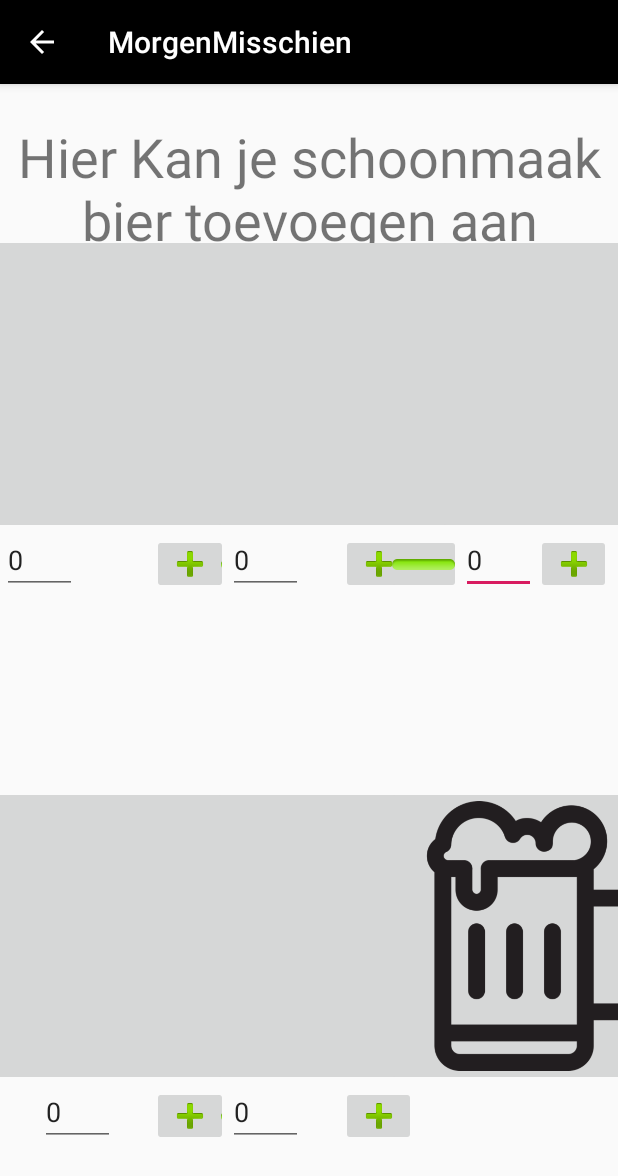
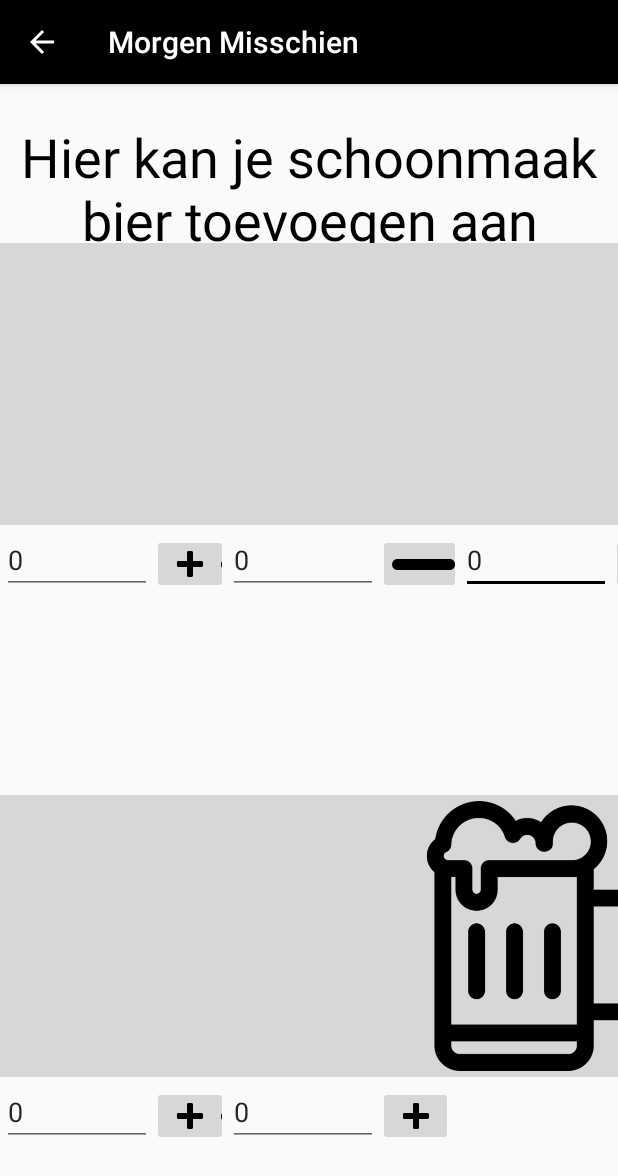
Before and after one commit to SquadHenri/Bierlijst, an Android app: the EditBewoners screen opened directly, with no data from a screen before it, on a phone screen of 412 x 824 dp. Shown: the top 1176 px of the screen. Run offline under Robolectric (Android 15) with nearby library versions, the phone set to English and light mode, and no system bars.

Commit message:
Design verbeterd, meer iconen en kleurtjes enzo

```diff
--- a/app/src/main/AndroidManifest.xml
+++ b/app/src/main/AndroidManifest.xml
@@ -8,9 +8,9 @@
     <uses-permission android:name="android.permission.WRITE_EXTERNAL_STORAGE" />
     <application
         android:allowBackup="true"
-        android:icon="@drawable/ic_launcher"
-        android:label="MorgenMisschien"
-        android:roundIcon="@drawable/ic_launcher_round"
+        android:icon="@drawable/logomm_org_transparent"
+        android:label="Morgen Misschien"
+        android:roundIcon="@drawable/logomm_org_transparent"
         android:supportsRtl="true"
         android:theme="@style/AppTheme">
         <activity
--- a/app/src/main/res/layout/activity_add_and_edit_bewoners.xml
+++ b/app/src/main/res/layout/activity_add_and_edit_bewoners.xml
@@ -11,6 +11,7 @@
         android:id="@+id/fotoAanpassen"
         android:layout_width="wrap_content"
         android:layout_height="44dp"
+        app:layout_constraintBottom_toBottomOf="@+id/IB_vG"
         app:layout_constraintStart_toStartOf="@+id/textView8"
         app:layout_constraintTop_toBottomOf="@+id/textView8" />
 
--- a/app/src/main/res/layout/activity_schoonmaakbier_toevoegen.xml
+++ b/app/src/main/res/layout/activity_schoonmaakbier_toevoegen.xml
@@ -11,8 +11,9 @@
         android:layout_width="wrap_content"
         android:layout_height="wrap_content"
         android:layout_marginTop="24dp"
-        android:text="Hier Kan je schoonmaak bier toevoegen aan mensen"
+        android:text="Hier kan je schoonmaak bier toevoegen aan mensen"
         android:textAlignment="center"
+        android:textColor="#000000"
         android:textSize="36sp"
         app:layout_constraintEnd_toEndOf="parent"
         app:layout_constraintHorizontal_bias="0.484"
@@ -33,7 +34,8 @@
             android:onClick="substractSBSven"
             app:layout_constraintStart_toStartOf="@+id/IG_SB_B2"
             app:layout_constraintTop_toBottomOf="@+id/IG_SB_B2"
-            app:srcCompat="@android:drawable/button_onoff_indicator_on" />
+            app:srcCompat="@android:drawable/button_onoff_indicator_on"
+            app:tint="#000000" />
 
         <ImageButton
             android:id="@+id/addSBsteven"
@@ -41,34 +43,37 @@
             android:layout_height="40dp"
             android:onClick="addSBSteven"
             app:layout_constraintEnd_toEndOf="@+id/IG_SB_B5"
-            app:layout_constraintStart_toEndOf="@+id/editTextSBSteven"
-            app:layout_constraintTop_toBottomOf="@+id/IG_SB_B5"
-            app:srcCompat="@android:drawable/ic_input_add" />
+            app:layout_constraintTop_toTopOf="@+id/editTextSBSteven"
+            app:srcCompat="@android:drawable/ic_input_add"
+            app:tint="#000000" />
 
         <EditText
             android:id="@+id/editTextSBEtienne"
-            android:layout_width="50dp"
+            android:layout_width="0dp"
             android:layout_height="40dp"
             android:ems="10"
             android:inputType="numberSigned"
+            app:layout_constraintEnd_toStartOf="@+id/addSBEtienne"
             app:layout_constraintStart_toEndOf="@+id/substractSBEtienne"
-            app:layout_constraintTop_toTopOf="@+id/substractSBEtienne" />
+            app:layout_constraintTop_toBottomOf="@+id/IG_SB_B3" />
 
         <EditText
             android:id="@+id/editTextSBSteven"
-            android:layout_width="50dp"
+            android:layout_width="0dp"
             android:layout_height="40dp"
             android:ems="10"
             android:inputType="numberSigned"
+            app:layout_constraintEnd_toStartOf="@+id/addSBsteven"
             app:layout_constraintStart_toEndOf="@+id/substractSBSteven"
             app:layout_constraintTop_toBottomOf="@+id/IG_SB_B5" />
 
         <EditText
             android:id="@+id/editTextSBSven"
-            android:layout_width="50dp"
+            android:layout_width="0dp"
             android:layout_height="40dp"
             android:ems="10"
             android:inputType="numberSigned"
+            app:layout_constraintEnd_toStartOf="@+id/addSBSven"
             app:layout_constraintStart_toEndOf="@+id/substractB2"
             app:layout_constraintTop_toTopOf="@+id/substractB2" />
 
@@ -90,9 +95,9 @@
             android:layout_height="40dp"
             android:onClick="addSBSven"
             app:layout_constraintEnd_toEndOf="@+id/IG_SB_B2"
-            app:layout_constraintStart_toEndOf="@+id/editTextSBSven"
             app:layout_constraintTop_toTopOf="@+id/editTextSBSven"
-            app:srcCompat="@android:drawable/ic_input_add" />
+            app:srcCompat="@android:drawable/ic_input_add"
+            app:tint="#000000" />
 
         <ImageButton
             android:id="@+id/IG_SB_B2"
@@ -117,7 +122,8 @@
             android:onClick="substractSBSteven"
             app:layout_constraintStart_toStartOf="@+id/IG_SB_B5"
             app:layout_constraintTop_toBottomOf="@+id/IG_SB_B5"
-            app:srcCompat="@android:drawable/button_onoff_indicator_on" />
+            app:srcCompat="@android:drawable/button_onoff_indicator_on"
+            app:tint="#000000" />
 
         <ImageButton
             android:id="@+id/addSBRowin"
@@ -127,18 +133,18 @@
             app:layout_constraintEnd_toEndOf="@+id/IG_SB_B4"
             app:layout_constraintTop_toBottomOf="@+id/IG_SB_B4"
             app:srcCompat="@android:drawable/ic_input_add"
-            tools:ignore="SpeakableTextPresentCheck" />
+            tools:ignore="SpeakableTextPresentCheck"
+            app:tint="#000000" />
 
         <EditText
             android:id="@+id/editTextSBRowin"
-            android:layout_width="50dp"
+            android:layout_width="0dp"
             android:layout_height="40dp"
             android:ems="10"
             android:inputType="numberSigned"
             app:layout_constraintEnd_toStartOf="@+id/addSBRowin"
             app:layout_constraintStart_toEndOf="@+id/substractSBRowin"
-            app:layout_constraintTop_toTopOf="@+id/substractSBRowin"
-            tools:text="50" />
+            app:layout_constraintTop_toTopOf="@+id/substractSBRowin" />
 
         <ImageButton
             android:id="@+id/IG_SB_B1"
@@ -154,14 +160,13 @@
 
         <EditText
             android:id="@+id/editTextSBThijs"
-            android:layout_width="50dp"
+            android:layout_width="0dp"
             android:layout_height="40dp"
             android:ems="10"
             android:inputType="numberSigned"
             app:layout_constraintEnd_toStartOf="@+id/addSBThijs"
-            app:layout_constraintHorizontal_bias="0.0"
             app:layout_constraintStart_toEndOf="@+id/substractSBThijs"
-            app:layout_constraintTop_toTopOf="@+id/substractSBThijs"
+            app:layout_constraintTop_toBottomOf="@+id/IG_SB_B1"
             tools:text="0" />
 
         <ImageButton
@@ -183,7 +188,8 @@
             android:onClick="substractSBRowin"
             app:layout_constraintStart_toStartOf="@+id/IG_SB_B4"
             app:layout_constraintTop_toBottomOf="@+id/IG_SB_B4"
-            app:srcCompat="@android:drawable/button_onoff_indicator_on" />
+            app:srcCompat="@android:drawable/button_onoff_indicator_on"
+            app:tint="#000000" />
 
         <ImageButton
             android:id="@+id/substractSBThijs"
@@ -192,7 +198,8 @@
             android:onClick="substractSBThijs"
             app:layout_constraintStart_toStartOf="@+id/IG_SB_B1"
             app:layout_constraintTop_toBottomOf="@+id/IG_SB_B1"
-            app:srcCompat="@android:drawable/button_onoff_indicator_on" />
+            app:srcCompat="@android:drawable/button_onoff_indicator_on"
+            app:tint="#000000" />
 
         <ImageButton
             android:id="@+id/IG_SB_B4"
@@ -215,27 +222,30 @@
             android:onClick="substractSBEtienne"
             app:layout_constraintStart_toStartOf="@+id/IG_SB_B3"
             app:layout_constraintTop_toBottomOf="@+id/IG_SB_B3"
-            app:srcCompat="@android:drawable/button_onoff_indicator_on" />
+            app:srcCompat="@android:drawable/button_onoff_indicator_on"
+            app:tint="#000000" />
 
         <ImageButton
             android:id="@+id/addSBEtienne"
             android:layout_width="50dp"
             android:layout_height="40dp"
             android:onClick="addSBEtienne"
-            app:layout_constraintStart_toEndOf="@+id/editTextSBEtienne"
+            app:layout_constraintEnd_toEndOf="@+id/IG_SB_B3"
             app:layout_constraintTop_toTopOf="@+id/editTextSBEtienne"
-            app:srcCompat="@android:drawable/ic_input_add" />
+            app:srcCompat="@android:drawable/ic_input_add"
+            app:tint="#000000" />
 
         <ImageButton
             android:id="@+id/processSB"
             android:layout_width="200dp"
             android:layout_height="200dp"
+            android:onClick="processSB"
             android:scaleType="centerCrop"
-            android:onClick="processSB"
             app:layout_constraintEnd_toEndOf="parent"
             app:layout_constraintStart_toEndOf="@+id/IG_SB_B5"
             app:layout_constraintTop_toTopOf="@+id/IG_SB_B4"
-            app:srcCompat="@drawable/beer512" />
+            app:srcCompat="@drawable/beer512"
+            app:tint="#000000" />
 
         <ImageButton
             android:id="@+id/addSBThijs"
@@ -244,7 +254,8 @@
             android:onClick="addSBThijs"
             app:layout_constraintEnd_toEndOf="@+id/IG_SB_B1"
             app:layout_constraintTop_toTopOf="@+id/substractSBThijs"
-            app:srcCompat="@android:drawable/ic_input_add" />
+            app:srcCompat="@android:drawable/ic_input_add"
+            app:tint="#000000" />
     </androidx.constraintlayout.widget.ConstraintLayout>
 
 </androidx.constraintlayout.widget.ConstraintLayout>
--- a/app/src/main/res/values/styles.xml
+++ b/app/src/main/res/values/styles.xml
@@ -5,7 +5,7 @@
         <!-- Customize your theme here. -->
         <item name="colorPrimary">@color/colorBlack</item>
         <item name="colorPrimaryDark">@color/colorBlack</item>
-        <item name="colorAccent">@color/colorAccent</item>
+        <item name="colorAccent">#000000</item>
     </style>
 
     <style name="FullscreenTheme" parent="AppTheme">
```
Also changed, not shown: app/src/main/res/layout/activity_bierlijst.xml (+35 -25 lines), app/src/main/res/layout/activity_bierpopup.xml (+7 -0 lines), app/src/main/res/layout/activity_main.xml (+16 -17 lines), app/src/main/res/layout/activity_statiestieken_keuze.xml (+34 -5 lines).
